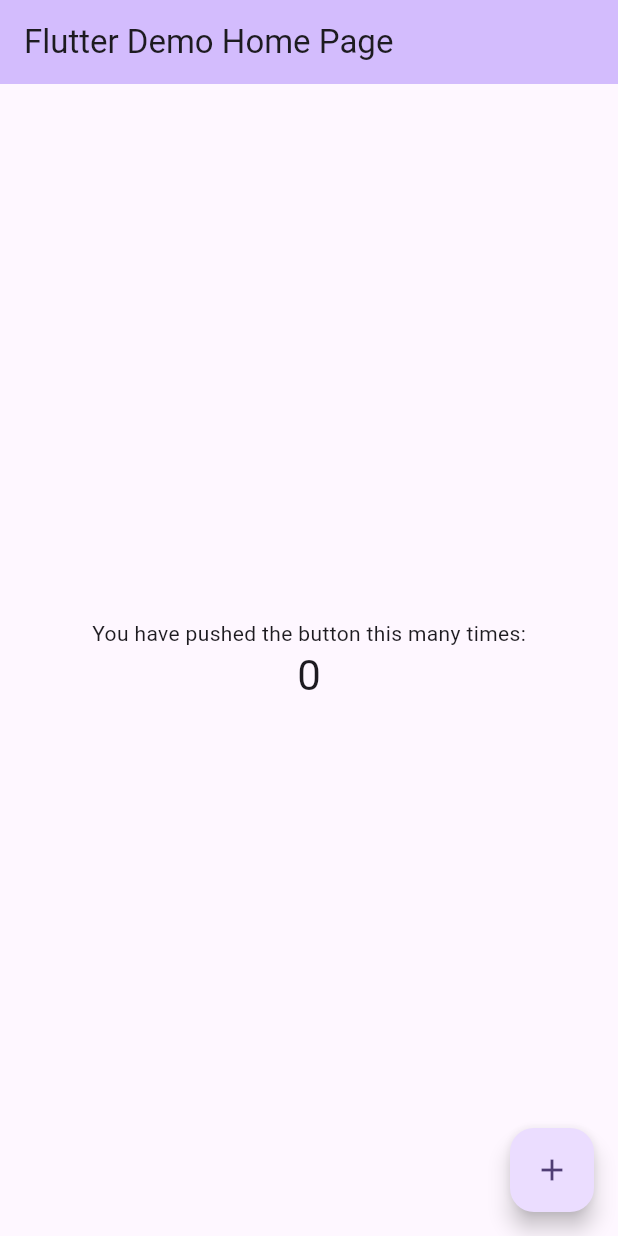
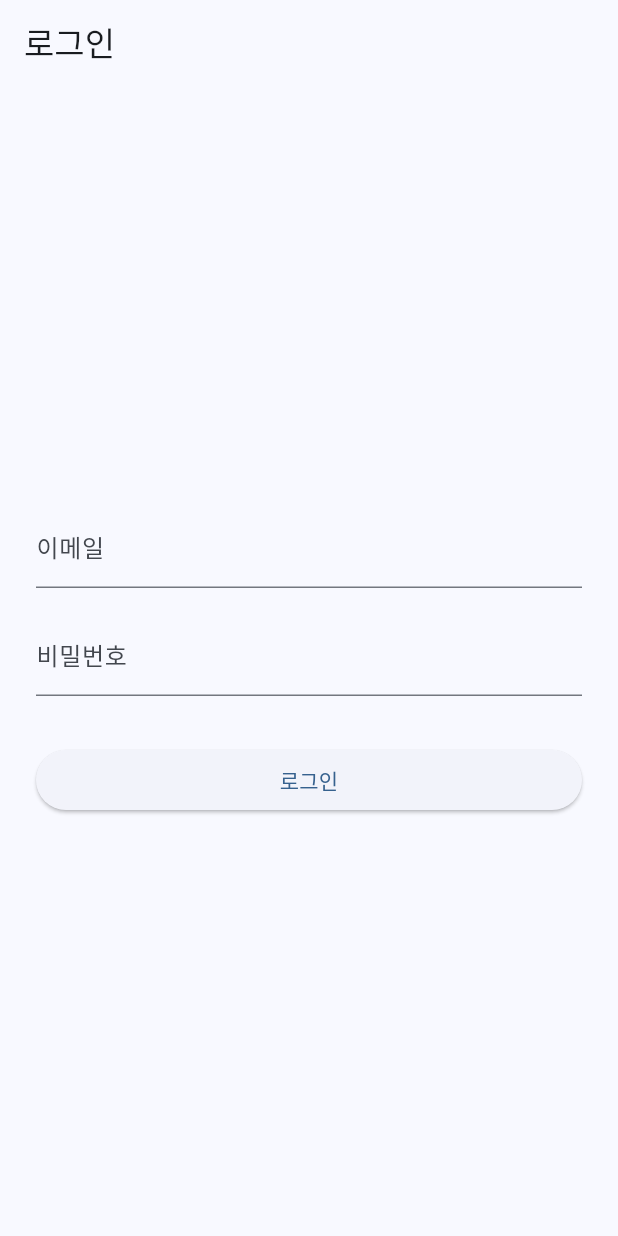
Before and after one commit to eunseo-76/dpr-frontend, a Flutter app: the screen it shows after launch, on a phone screen of 412 x 824 dp. Run offline on Flutter 3.47's test engine with Material 3 defaults, Android fonts, the phone set to English and light mode, and no system bars; our stand-ins replace shared_preferences.

Commit message:
feat: 로그인 화면 구현 중
android stuiod emulator 부팅 이슈로 로그인 화면 확인 못 함

```diff
--- /dev/null
+++ b/lib/features/auth/screens/login_screen.dart
@@ -0,0 +1,80 @@
+import 'package:dpr_frontend/features/auth/models/login_request.dart';
+import 'package:dpr_frontend/features/auth/services/auth_service.dart';
+import 'package:flutter/material.dart';
+
+class LoginScreen extends StatefulWidget {
+  const LoginScreen({super.key});
+
+  @override
+  State<LoginScreen> createState() => _LoginScreenState();
+}
+
+class _LoginScreenState extends State<LoginScreen> {
+  final _emailController = TextEditingController();
+  final _passwordController = TextEditingController();
+  final _authService = AuthService();
+  bool _isLoading = false;
+  String? _errorMessage;
+
+  // 로그인 버튼 누르면 호출
+  Future<void> _login() async {
+    setState(() {
+      _isLoading = true;
+      _errorMessage = null;
+    });
+
+    try {
+      await _authService.login(
+        LoginRequest(
+          email: _emailController.text.trim(),
+          password: _passwordController.text,
+        ),
+      );
+      print('로그인 성공');
+    } catch (e) {
+      setState(() {
+        _errorMessage = '로그인 실패';
+      });
+    } finally {
+      setState(() => _isLoading = false);
+    }
+  }
+
+  @override
+  Widget build(BuildContext context) {
+    return Scaffold(
+      appBar: AppBar(title: const Text('로그인')),
+      body: Padding(
+        padding: const EdgeInsets.all(24),
+        child: Column(
+          mainAxisAlignment: MainAxisAlignment.center,
+          children: [
+            TextField(
+              controller: _emailController,
+              decoration: const InputDecoration(labelText: '이메일'),
+            ),
+            const SizedBox(height: 16),
+            TextField(
+              controller: _passwordController,
+              decoration: const InputDecoration(labelText: '비밀번호'),
+              obscureText: true,
+            ),
+            const SizedBox(height: 24),
+            if (_errorMessage != null)
+              Text(_errorMessage!, style: const TextStyle(color: Colors.red)),
+            const SizedBox(height: 8),
+            SizedBox(
+              width: double.infinity,
+              child: ElevatedButton(
+                onPressed: _isLoading ? null : _login,
+                child: _isLoading
+                    ? const CircularProgressIndicator()
+                    : const Text('로그인'),
+              ),
+            ),
+          ],
+        ),
+      ),
+    );
+  }
+}
--- a/lib/main.dart
+++ b/lib/main.dart
@@ -1,3 +1,4 @@
+import 'package:dpr_frontend/features/auth/screens/login_screen.dart';
 import 'package:flutter/material.dart';
 
 void main() {
@@ -11,7 +12,7 @@ class MyApp extends StatelessWidget {
   @override
   Widget build(BuildContext context) {
     return MaterialApp(
-      title: 'Flutter Demo',
+      title: 'DPR Demo',
       theme: ThemeData(
         // This is the theme of your application.
         //
@@ -28,9 +29,11 @@ class MyApp extends StatelessWidget {
         //
         // This works for code too, not just values: Most code changes can be
         // tested with just a hot reload.
-        colorScheme: .fromSeed(seedColor: Colors.deepPurple),
+        colorScheme: .fromSeed(seedColor: Colors.blue),
+        useMaterial3: true,
       ),
-      home: const MyHomePage(title: 'Flutter Demo Home Page'),
+      home: const LoginScreen(),
+      // home: const MyHomePage(title: 'Flutter Demo Home Page'),
     );
   }
 }
```
Also changed, not shown: 1 other file.
